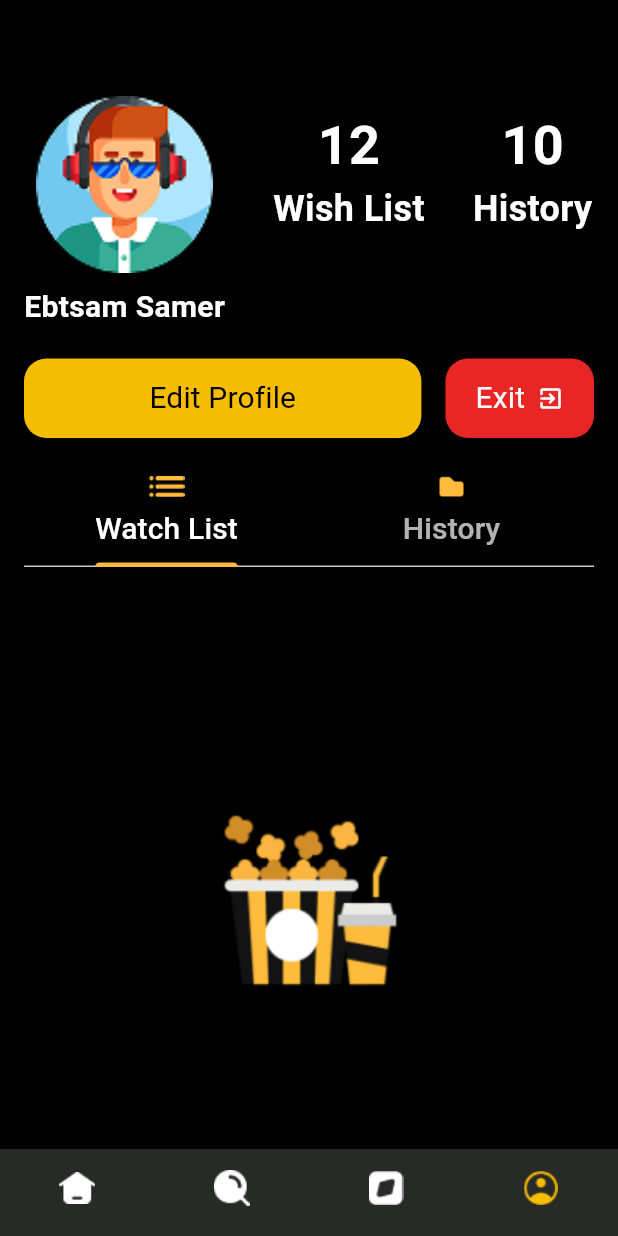
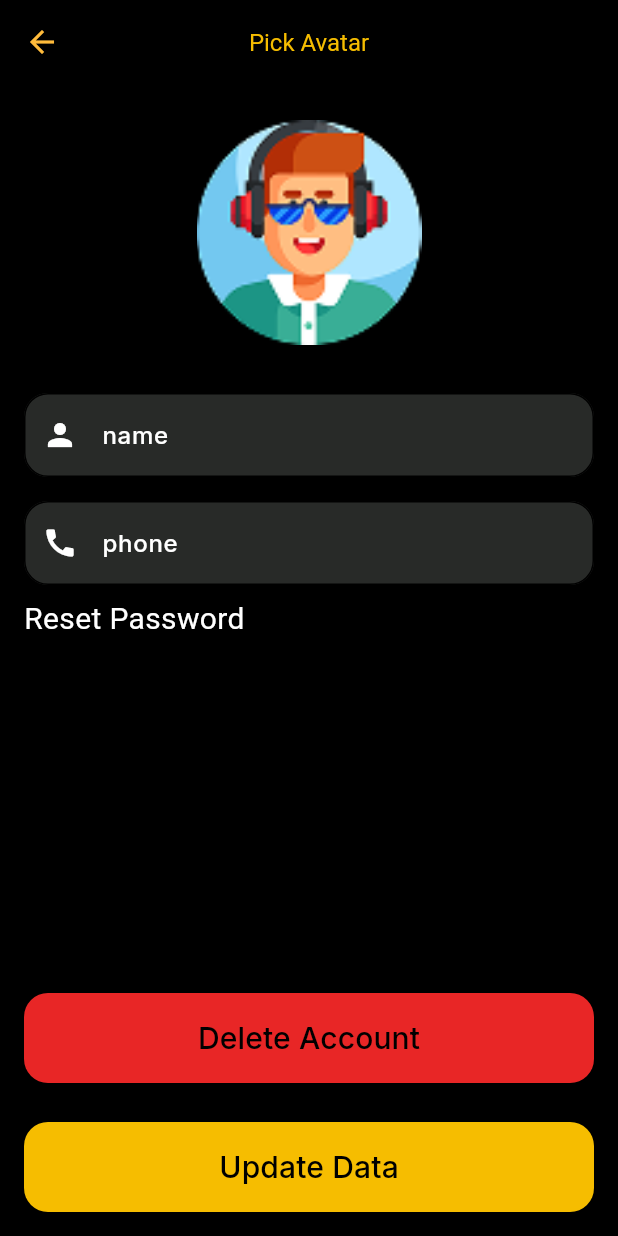
Before and after one commit to EbtsamSamer/movie, a Flutter app: the screen it shows after launch, item 4 of the bottom bar chosen, after a tap on "Edit Profile", on a phone screen of 412 x 824 dp. Run offline on Flutter 3.47's test engine with Material 3 defaults, Android fonts, the phone set to English and light mode, and no system bars; our stand-ins replace easy_localization, firebase_auth, firebase_core, flutter_bloc, google_fonts; accounts and stored records are empty.

Commit message:
update profile ui

```diff
--- a/lib/main.dart
+++ b/lib/main.dart
@@ -2,6 +2,7 @@ import 'package:easy_localization/easy_localization.dart';
 import 'package:firebase_core/firebase_core.dart';
 import 'package:flutter/material.dart';
 import 'package:movie/screens/home/home_screen.dart';
+import 'package:movie/screens/home/tabs/profile/presentation/screens/update_pro.dart';
 import 'package:movie/screens/onboarding/presentation/on_boarding.dart';
 import 'package:movie/screens/register/login/presentation/screens/forget_password_screen.dart';
 import 'package:movie/screens/register/login/presentation/screens/login_screen.dart';
@@ -39,6 +40,7 @@ class MyApp extends StatelessWidget {
         LoginScreen.routeName:(_)=>LoginScreen(),
         SignUPScreen.routeName:(_)=>SignUPScreen(),
         ForgetPasswordScreen.routeName:(_)=>ForgetPasswordScreen(),
+        UpdateProfile.routeName:(_)=>UpdateProfile(),
 
       },
     );
--- a/lib/screens/home/tabs/profile/presentation/screens/profile.dart
+++ b/lib/screens/home/tabs/profile/presentation/screens/profile.dart
@@ -1,5 +1,7 @@
 import 'package:flutter/material.dart';
 import 'package:google_fonts/google_fonts.dart';
+import 'package:movie/screens/home/home_screen.dart';
+import 'package:movie/screens/home/tabs/profile/presentation/screens/update_pro.dart';
 import 'package:movie/screens/home/tabs/profile/presentation/widgets/history_item.dart';
 
 class Profile extends StatelessWidget {
@@ -59,7 +61,9 @@ class Profile extends StatelessWidget {
                         ),
                         padding: EdgeInsets.all(12),
                       ),
-                      onPressed: () {},
+                      onPressed: () {
+                        Navigator.pushNamed(context, UpdateProfile.routeName);
+                      },
                       child: Text(
                         "Edit Profile",
                         style: GoogleFonts.roboto(
@@ -82,7 +86,9 @@ class Profile extends StatelessWidget {
                         borderRadius: BorderRadius.circular(15),
                       ),
                     ),
-                    onPressed: () {},
+                    onPressed: () {
+                      Navigator.pushNamed(context, HomeScreen.routeName);
+                    },
                     child: Row(
                       children: [
                         Text(
--- /dev/null
+++ b/lib/screens/home/tabs/profile/presentation/screens/update_pro.dart
@@ -0,0 +1,171 @@
+import 'package:firebase_auth/firebase_auth.dart';
+import 'package:flutter/material.dart';
+import 'package:google_fonts/google_fonts.dart';
+import 'package:movie/screens/onboarding/presentation/on_boarding.dart';
+
+class UpdateProfile extends StatelessWidget {
+  static const String routeName = "UpdateProfile";
+
+  UpdateProfile({super.key});
+var nameController=TextEditingController();
+  var phoneController=TextEditingController();
+  @override
+  Widget build(BuildContext context) {
+    return Scaffold(
+      backgroundColor: Colors.black,
+      appBar: AppBar(
+        iconTheme: IconThemeData(color: Color(0xFFFFBB3B)),
+        centerTitle: true,
+        backgroundColor: Colors.black,
+        title: Text(
+          "Pick Avatar",
+          style: GoogleFonts.roboto(
+            fontSize: 16,
+            fontWeight: FontWeight.w400,
+            color: Color(0xFFF6BD00),
+          ),
+        ),
+      ),
+      body: Padding(
+        padding: const EdgeInsets.all(16.0),
+        child: Column(children: [
+          Container(
+            margin: EdgeInsets.all(8),
+            width: 150,
+            height: 150,
+            child: Image.asset(
+              "assets/images/avatar2.png",
+              fit: BoxFit.cover,
+            ),
+          ),
+          SizedBox(height: 24),
+          TextFormField(
+            style: TextStyle(color: Colors.white),
+            validator: (value) {
+              if (value == null || value.isEmpty) {
+                return "Name is Required";
+              }
+              return null;
+            },
+            controller: nameController,
+            decoration: InputDecoration(
+              filled: true,
+              fillColor: Color(0xFF282A28),
+              prefixIcon: Icon(Icons.person, color: Colors.white),
+              label: Text(
+                "name",
+                style: GoogleFonts.inter(
+                  color: Colors.white,
+                  fontSize: 16,
+                  fontWeight: FontWeight.w500,
+                ),
+              ),
+
+              focusedBorder: OutlineInputBorder(
+                borderRadius: BorderRadius.circular(16),
+              ),
+              enabledBorder: OutlineInputBorder(
+                borderRadius: BorderRadius.circular(16),
+              ),
+              errorBorder: OutlineInputBorder(
+                borderRadius: BorderRadius.circular(16),
+              ),
+            ),
+          ),
+          SizedBox(height: 16),
+          TextFormField(
+            style: TextStyle(color: Colors.white),
+            validator: (value) {
+              if (value == null || value.isEmpty) {
+                return "Phone is Required";
+              } else if (value.length != 11) {
+                return "Phone Not Valid";
+              }
+              return null;
+            },
+            controller: phoneController,
+            decoration: InputDecoration(
+              filled: true,
+              fillColor: Color(0xFF282A28),
+              prefixIcon: Icon(Icons.call, color: Colors.white),
+              label: Text(
+                "phone",
+                style: GoogleFonts.inter(
+                  color: Colors.white,
+                  fontSize: 16,
+                  fontWeight: FontWeight.w500,
+                ),
+              ),
+              focusedBorder: OutlineInputBorder(
+                borderRadius: BorderRadius.circular(16),
+              ),
+              enabledBorder: OutlineInputBorder(
+                borderRadius: BorderRadius.circular(16),
+              ),
+              errorBorder: OutlineInputBorder(
+                borderRadius: BorderRadius.circular(16),
+              ),
+            ),
+          ),
+          SizedBox(height: 8),
+          Container(
+            alignment: Alignment.topLeft,
+            child: Text("Reset Password",style: GoogleFonts.roboto(
+              color: Colors.white,
+              fontWeight: FontWeight.w400,
+              fontSize: 20,
+
+            ),),
+          ),
+          Spacer(),
+          ElevatedButton(
+            style: ElevatedButton.styleFrom(
+              fixedSize: Size(400, 60),
+              backgroundColor: Color(0xFFE82626),
+              shape: RoundedRectangleBorder(
+                borderRadius: BorderRadius.circular(16),
+              ),
+            ),
+            onPressed: () {
+              FirebaseAuth.instance.signOut();
+              Navigator.pushNamedAndRemoveUntil(
+                context,
+                OnboardingScreen.routeName,
+                    (route) => false,
+              );
+            },
+            child: Text(
+              "Delete Account",
+              style: GoogleFonts.inter(
+                color: Colors.black,
+                fontSize: 20,
+                fontWeight: FontWeight.w500,
+              ),
+            ),
+          ),
+          SizedBox(height: 26),
+          ElevatedButton(
+            style: ElevatedButton.styleFrom(
+              fixedSize: Size(400, 60),
+              backgroundColor: Color(0xFFF6BD00),
+              shape: RoundedRectangleBorder(
+                borderRadius: BorderRadius.circular(16),
+              ),
+            ),
+            onPressed: () {
+            },
+            child: Text(
+              "Update Data",
+              style: GoogleFonts.inter(
+                color: Colors.black,
+                fontSize: 20,
+                fontWeight: FontWeight.w500,
+              ),
+            ),
+          ),
+
+        ],),
+      ),
+    );
+  }
+}
--- a/lib/screens/register/login/presentation/screens/forget_password_screen.dart
+++ b/lib/screens/register/login/presentation/screens/forget_password_screen.dart
@@ -25,6 +25,7 @@ class ForgetPasswordScreen extends StatelessWidget {
           children: [
           Image.asset("assets/images/forget_bg.png"),
           TextField(
+            style: TextStyle(color: Colors.white),
             decoration: InputDecoration(
               filled: true,
               fillColor: Color(0xFF282A28),
--- a/lib/screens/register/login/presentation/screens/login_screen.dart
+++ b/lib/screens/register/login/presentation/screens/login_screen.dart
@@ -51,6 +51,7 @@ class _LoginScreenState extends State<LoginScreen> {
                     ),
                     SizedBox(height: 24),
                     TextField(
+                      style: TextStyle(color: Colors.white),
                       controller: emailController,
                       decoration: InputDecoration(
                         filled: true,
@@ -77,6 +78,7 @@ class _LoginScreenState extends State<LoginScreen> {
                     ),
                     SizedBox(height: 16),
                     TextField(
+                      style: TextStyle(color: Colors.white),
                       controller: passwordController,
                       decoration: InputDecoration(
                         filled: true,
--- a/lib/screens/register/sign_up/presentation/sign_up.dart
+++ b/lib/screens/register/sign_up/presentation/sign_up.dart
@@ -71,6 +71,7 @@ class _SignUPScreenState extends State<SignUPScreen> {
               ),
               SizedBox(height: 24),
               TextFormField(
+                style: TextStyle(color: Colors.white),
                 validator: (value) {
                   if (value == null || value.isEmpty) {
                     return "Name is Required";
@@ -104,6 +105,7 @@ class _SignUPScreenState extends State<SignUPScreen> {
               ),
               SizedBox(height: 16),
               TextFormField(
+                style: TextStyle(color: Colors.white),
                 validator: (value) {
                   if (value == null || value.isEmpty) {
                     return "Phone is Required";
@@ -138,6 +140,7 @@ class _SignUPScreenState extends State<SignUPScreen> {
               ),
               SizedBox(height: 16),
               TextFormField(
+                style: TextStyle(color: Colors.white),
                 controller: emailController,
                 validator: (value) {
                   if (value == null || value.isEmpty) {
@@ -179,6 +182,7 @@ class _SignUPScreenState extends State<SignUPScreen> {
               ),
               SizedBox(height: 16),
               TextFormField(
+                style: TextStyle(color: Colors.white),
                 controller: passwordController,
                 validator: (value) {
                   if (value == null || value.isEmpty) {
@@ -215,6 +219,7 @@ class _SignUPScreenState extends State<SignUPScreen> {
               ),
               SizedBox(height: 16),
               TextFormField(
+                style: TextStyle(color: Colors.white),
                 validator: (value) {
                   if (value == null || value.isEmpty) {
                     return "Re Password is Required";
```
